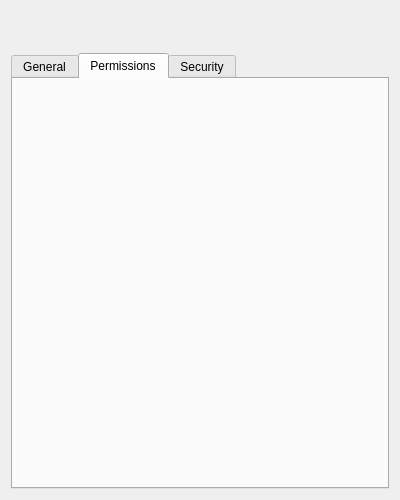
The window that src/ui/WebsiteInformationDialog.ui (OtterBrowser/otter-browser) describes before a commit, drawn with Qt 5.
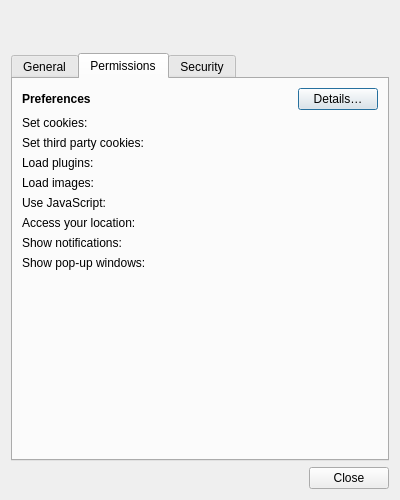
The same window after the commit. The open tabs and pages were chosen to show the change. Custom widgets are drawn as their Qt base class.

Commit message: List current permissions for website (including overrides for tab), fixes #1000

What changed in the file:
```diff
--- a/src/ui/WebsiteInformationDialog.ui
+++ b/src/ui/WebsiteInformationDialog.ui
@@ -136,6 +136,125 @@
       <attribute name="title">
        <string>Permissions</string>
       </attribute>
+      <layout class="QFormLayout" name="permissionsLayout">
+       <item row="0" column="0">
+        <widget class="QLabel" name="preferencesHeaderLabel">
+         <property name="font">
+          <font>
+           <weight>75</weight>
+           <bold>true</bold>
+          </font>
+         </property>
+         <property name="text">
+          <string>Preferences</string>
+         </property>
+        </widget>
+       </item>
+       <item row="0" column="1">
+        <layout class="QHBoxLayout" name="preferencesLayout">
+         <item>
+          <spacer name="preferencesSpacer">
+           <property name="orientation">
+            <enum>Qt::Horizontal</enum>
+           </property>
+           <property name="sizeHint" stdset="0">
+            <size>
+             <width>40</width>
+             <height>20</height>
+            </size>
+           </property>
+          </spacer>
+         </item>
+         <item>
+          <widget class="QPushButton" name="preferencesDetailsButton">
+           <property name="text">
+            <string>Details…</string>
+           </property>
+          </widget>
+         </item>
+        </layout>
+       </item>
+       <item row="1" column="0">
+        <widget class="QLabel" name="cookiesLabel">
+         <property name="text">
+          <string>Set cookies:</string>
+         </property>
+        </widget>
+       </item>
+       <item row="2" column="0">
+        <widget class="QLabel" name="thirdPartyCookiesLabel">
+         <property name="text">
+          <string>Set third party cookies:</string>
+         </property>
+        </widget>
+       </item>
+       <item row="7" column="0">
+        <widget class="QLabel" name="notificationsLabel">
+         <property name="text">
+          <string>Show notifications:</string>
+         </property>
+        </widget>
+       </item>
+       <item row="6" column="0">
+        <widget class="QLabel" name="geolocationLabel">
+         <property name="text">
+          <string>Access your location:</string>
+         </property>
+        </widget>
+       </item>
+       <item row="3" column="0">
+        <widget class="QLabel" name="pluginsLabel">
+         <property name="text">
+          <string>Load plugins:</string>
+         </property>
+        </widget>
+       </item>
+       <item row="4" column="0">
+        <widget class="QLabel" name="imagesLabel">
+         <property name="text">
+          <string>Load images:</string>
+         </property>
+        </widget>
+       </item>
+       <item row="5" column="0">
+        <widget class="QLabel" name="javascriptLabel">
+         <property name="text">
+          <string>Use JavaScript:</string>
+         </property>
+        </widget>
+       </item>
+       <item row="1" column="1">
+        <widget class="QLabel" name="cookiesValueLabel"/>
+       </item>
+       <item row="2" column="1">
+        <widget class="QLabel" name="thirdPartyCookiesValueLabel"/>
+       </item>
+       <item row="3" column="1">
+        <widget class="QLabel" name="pluginsValueLabel"/>
+       </item>
+       <item row="4" column="1">
+        <widget class="QLabel" name="imagesValueLabel"/>
+       </item>
+       <item row="5" column="1">
+        <widget class="QLabel" name="javascriptValueLabel"/>
+       </item>
+       <item row="6" column="1">
+        <widget class="QLabel" name="geolocationValueLabel"/>
+       </item>
+       <item row="7" column="1">
+        <widget class="QLabel" name="notificationsValueLabel"/>
+       </item>
+       <item row="8" column="0">
+        <widget class="QLabel" name="popupsLabel">
+         <property name="text">
+          <string>Show pop-up windows:</string>
+         </property>
+        </widget>
+       </item>
+       <item row="8" column="1">
+        <widget class="QLabel" name="popupsValueLabel"/>
+       </item>
+      </layout>
      </widget>
      <widget class="QWidget" name="securityTab">
       <attribute name="title">
@@ -306,6 +425,13 @@
      </widget>
     </widget>
    </item>
+   <item>
+    <widget class="QDialogButtonBox" name="buttonBox">
+     <property name="standardButtons">
+      <set>QDialogButtonBox::Close</set>
+     </property>
+    </widget>
+   </item>
   </layout>
  </widget>
  <customwidgets>
```
Left out of the diff: 23 changed lines with no effect on the pictures. The commit also changes 2 other files.
